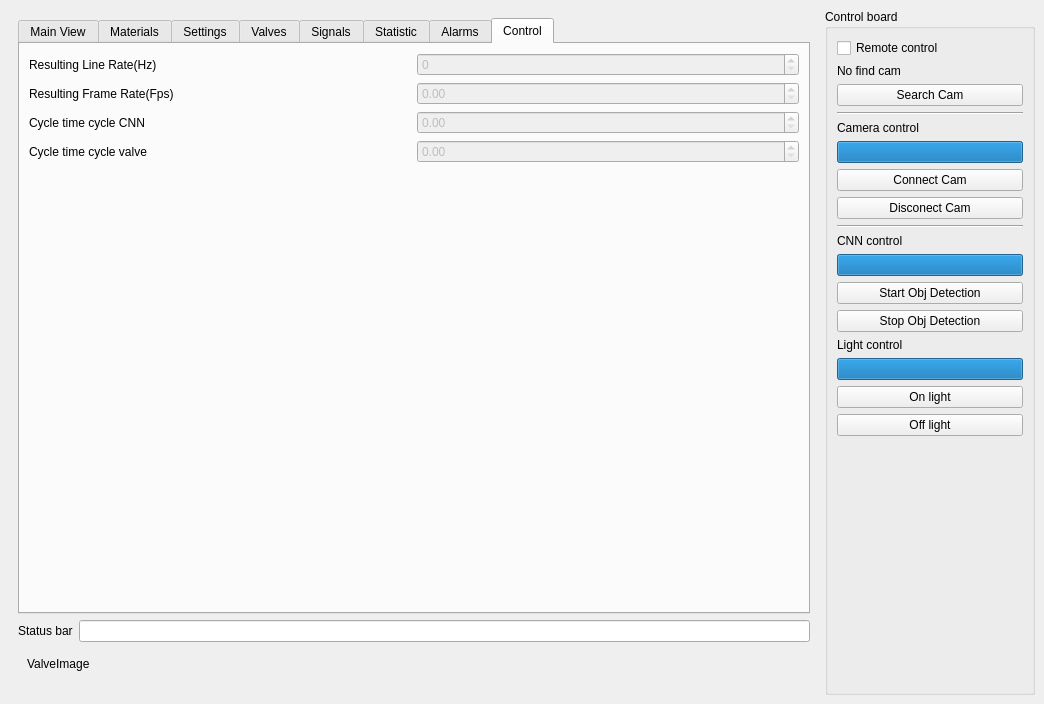
The window that modules_py/mainWindowSmir_ui.ui (rubiliks/CamViewer_Hikrobot_GiGE) describes before a commit, drawn with Qt 5.
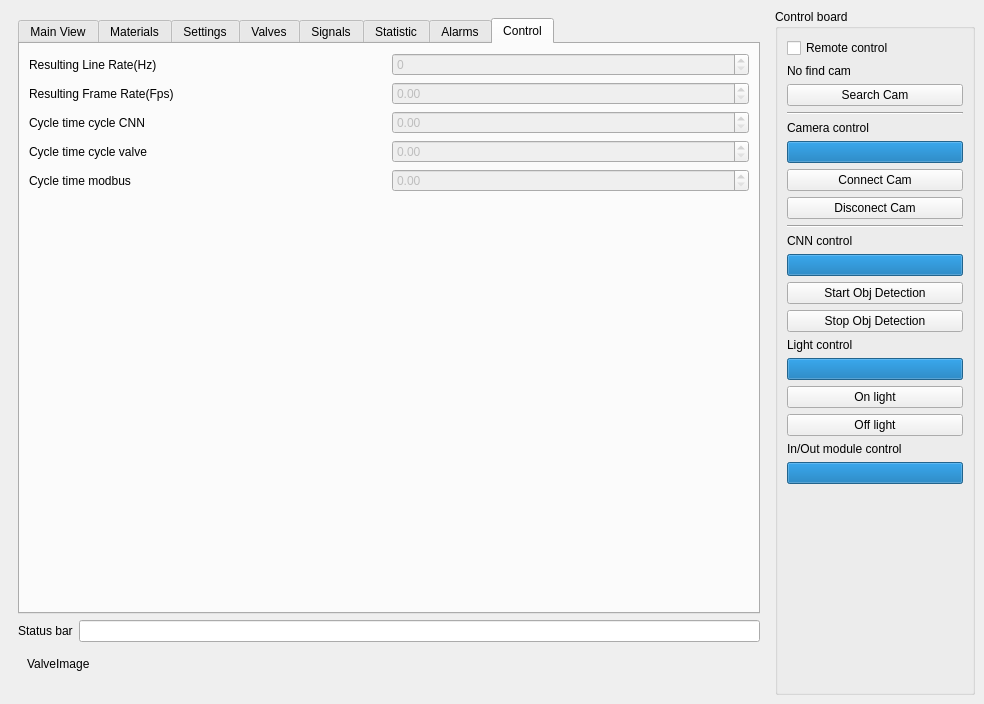
The same window after the commit. The open tabs and pages were chosen to show the change.

The edit to the form file:
```diff
--- a/modules_py/mainWindowSmir_ui.ui
+++ b/modules_py/mainWindowSmir_ui.ui
@@ -6,7 +6,7 @@
    <rect>
     <x>0</x>
     <y>0</y>
-    <width>1044</width>
+    <width>984</width>
     <height>704</height>
    </rect>
   </property>
@@ -651,6 +651,24 @@
                    </item>
                   </layout>
                  </item>
+                 <item>
+                  <layout class="QHBoxLayout" name="horizontalLayout_29">
+                   <item>
+                    <widget class="QLabel" name="label_4">
+                     <property name="text">
+                      <string>Cycle time modbus</string>
+                     </property>
+                    </widget>
+                   </item>
+                   <item>
+                    <widget class="QDoubleSpinBox" name="doubleSpinBox">
+                     <property name="enabled">
+                      <bool>false</bool>
+                     </property>
+                    </widget>
+                   </item>
+                  </layout>
+                 </item>
                  <item>
                   <spacer name="verticalSpacer_4">
                    <property name="orientation">
@@ -885,6 +903,27 @@
          </item>
         </layout>
        </item>
+       <item>
+        <layout class="QVBoxLayout" name="verticalLayout_30">
+         <item>
+          <widget class="QLabel" name="modbusTcpLabel">
+           <property name="text">
+            <string>In/Out module control</string>
+           </property>
+          </widget>
+         </item>
+         <item>
+          <widget class="QProgressBar" name="progressBar">
+           <property name="value">
+            <number>100</number>
+           </property>
+           <property name="textVisible">
+            <bool>false</bool>
+           </property>
+          </widget>
+         </item>
+        </layout>
+       </item>
        <item>
         <spacer name="verticalSpacer_5">
          <property name="orientation">
```
Left out of the diff: 22 changed lines with no effect on the pictures.
